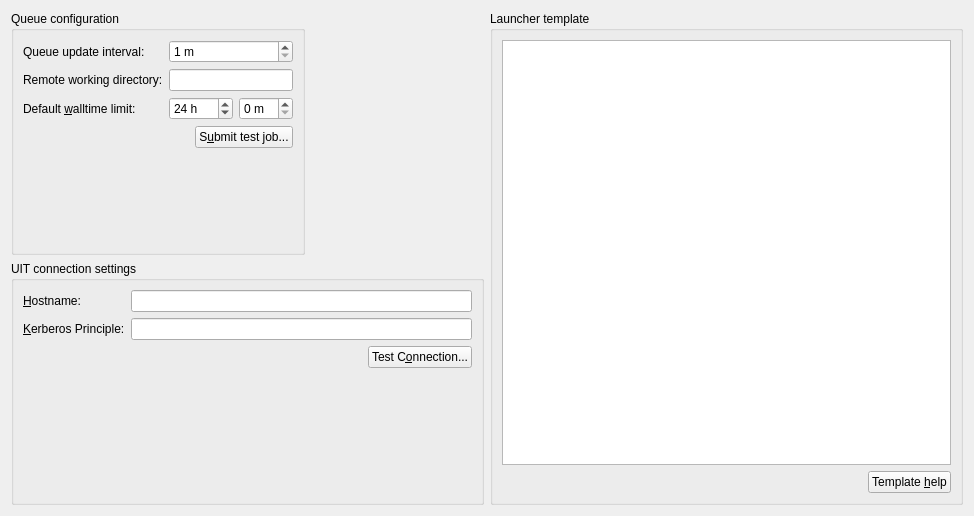
Old version of the form molequeue/ui/uitqueuewidget.ui in the repository OpenChemistry/molequeue.
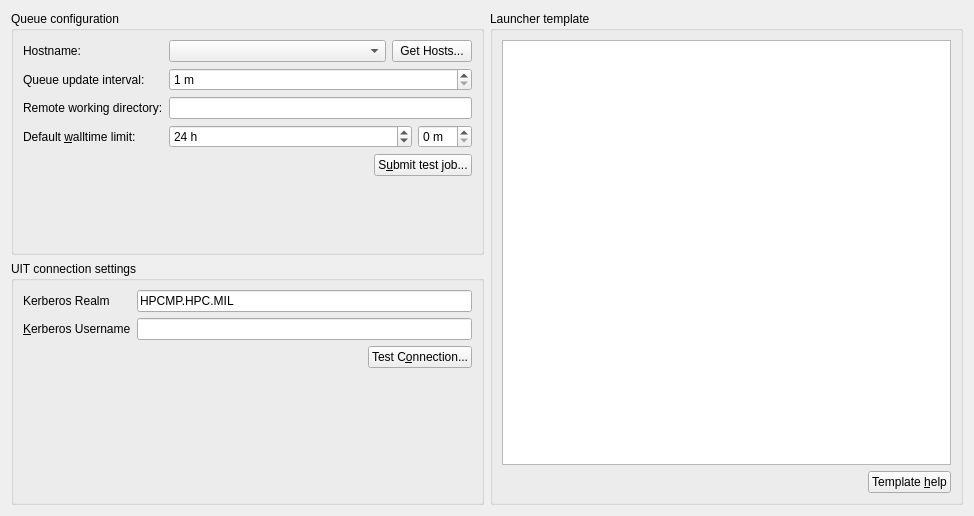
New version of the form.

What changed in the file:
```diff
--- a/molequeue/ui/uitqueuewidget.ui
+++ b/molequeue/ui/uitqueuewidget.ui
@@ -26,7 +26,7 @@
       <item row="2" column="0">
        <widget class="QLabel" name="label4">
         <property name="text">
-         <string>&amp;Hostname:</string>
+         <string>Kerberos Realm</string>
         </property>
         <property name="buddy">
          <cstring>editHostName</cstring>
@@ -34,12 +34,16 @@
        </widget>
       </item>
       <item row="2" column="1">
-       <widget class="QLineEdit" name="editHostName"/>
+       <widget class="QLineEdit" name="editKerberosRealm">
+        <property name="text">
+         <string>HPCMP.HPC.MIL</string>
+        </property>
+       </widget>
       </item>
       <item row="3" column="0">
        <widget class="QLabel" name="label">
         <property name="text">
-         <string>&amp;Kerberos Principle:</string>
+         <string>&amp;Kerberos Username</string>
         </property>
         <property name="buddy">
          <cstring>editKerberosPrinciple</cstring>
@@ -50,7 +54,7 @@
        <widget class="QLineEdit" name="editKerberosPrinciple"/>
       </item>
       <item row="5" column="1">
-       <layout class="QHBoxLayout" name="keyFileLayout">
+       <layout class="QHBoxLayout" name="layout2">
         <item>
          <spacer name="horizontalSpacer">
           <property name="orientation">
@@ -79,7 +83,7 @@
    <item row="0" column="0">
     <widget class="QGroupBox" name="groupBox">
      <property name="sizePolicy">
-      <sizepolicy hsizetype="Maximum" vsizetype="Preferred">
+      <sizepolicy hsizetype="MinimumExpanding" vsizetype="Preferred">
        <horstretch>0</horstretch>
        <verstretch>0</verstretch>
       </sizepolicy>
@@ -197,6 +201,43 @@
         </item>
        </layout>
       </item>
+      <item row="0" column="0">
+       <widget class="QLabel" name="hostNameLabel">
+        <property name="text">
+         <string>Hostname:</string>
+        </property>
+       </widget>
+      </item>
+      <item row="0" column="1">
+       <layout class="QHBoxLayout" name="keyFileLayout">
+        <item>
+         <widget class="QComboBox" name="hostNameComboBox">
+          <property name="sizePolicy">
+           <sizepolicy hsizetype="Expanding" vsizetype="Fixed">
+            <horstretch>0</horstretch>
+            <verstretch>0</verstretch>
+           </sizepolicy>
+          </property>
+          <property name="minimumSize">
+           <size>
+            <width>190</width>
+            <height>0</height>
+           </size>
+          </property>
+          <property name="sizeAdjustPolicy">
+           <enum>QComboBox::AdjustToContents</enum>
+          </property>
+         </widget>
+        </item>
+        <item>
+         <widget class="QPushButton" name="pushGetHostNames">
+          <property name="text">
+           <string>Get Hosts...</string>
+          </property>
+         </widget>
+        </item>
+       </layout>
+      </item>
      </layout>
     </widget>
    </item>
```
Left out of the diff: 6 changed lines with no effect on the pictures.
